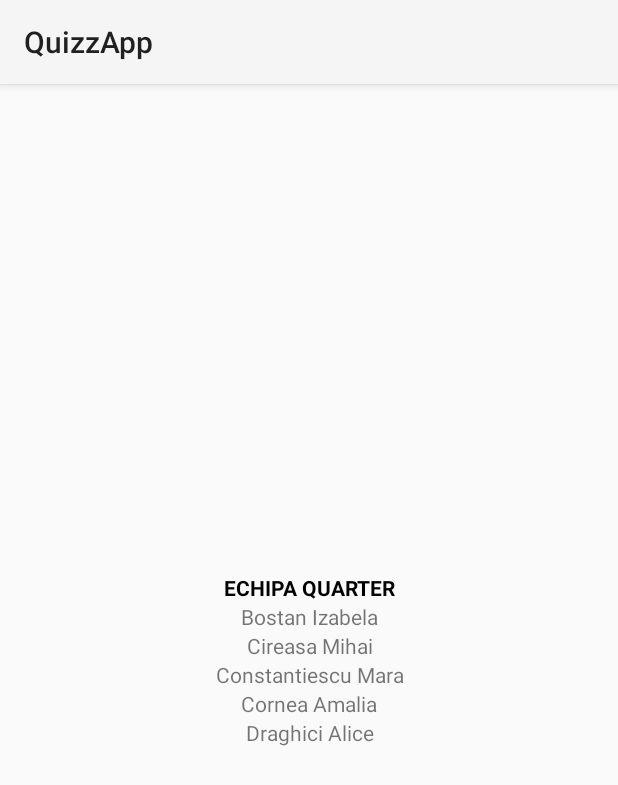
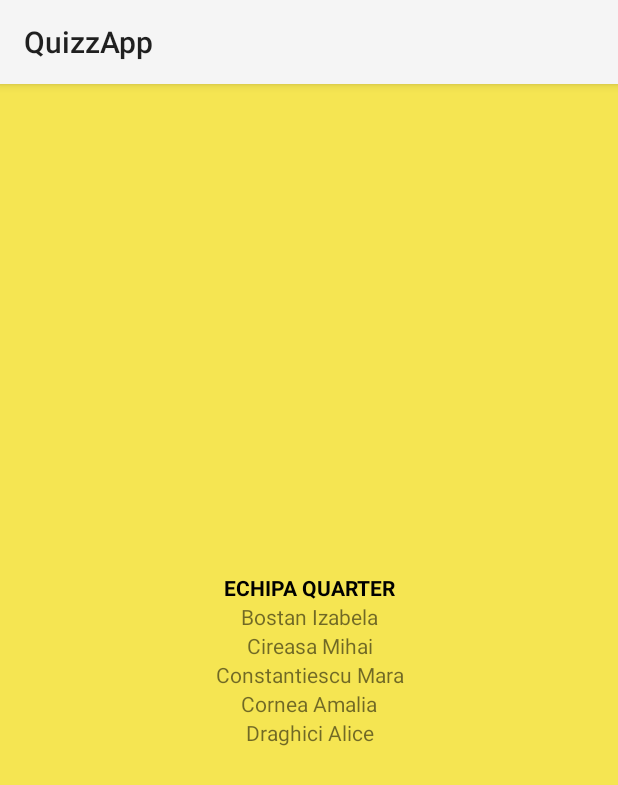
Before and after one commit to mcireasa/Quarter, an Android app: the AboutActivity screen opened directly, with no data from a screen before it, on a phone screen of 412 x 824 dp. Shown: the top 785 px of the screen. Run offline under Robolectric (Android 15) with nearby library versions, the phone set to English and light mode, and no system bars.

Commit message:
Sa vedem

```diff
--- a/app/src/main/res/layout/activity_about.xml
+++ b/app/src/main/res/layout/activity_about.xml
@@ -6,7 +6,8 @@
     android:layout_height="match_parent"
     tools:context=".AboutActivity"
     android:gravity="center"
-    android:orientation="vertical">
+    android:orientation="vertical"
+    android:background="#f5e552">
 
     <TextView
         android:layout_width="match_parent"
```
